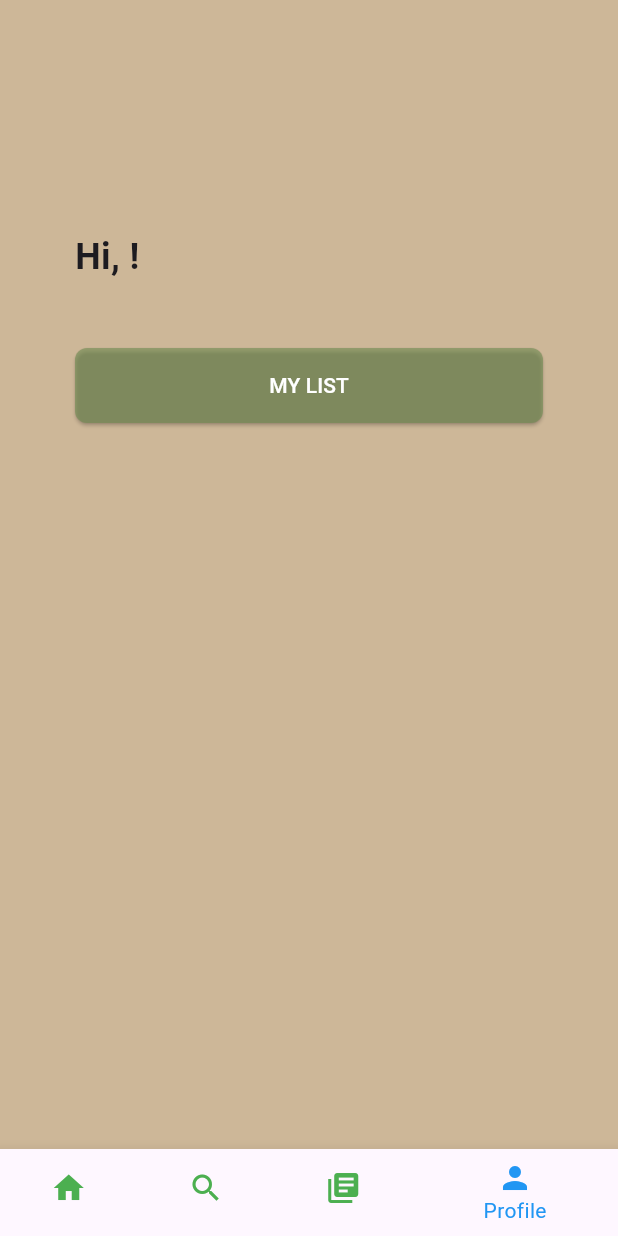
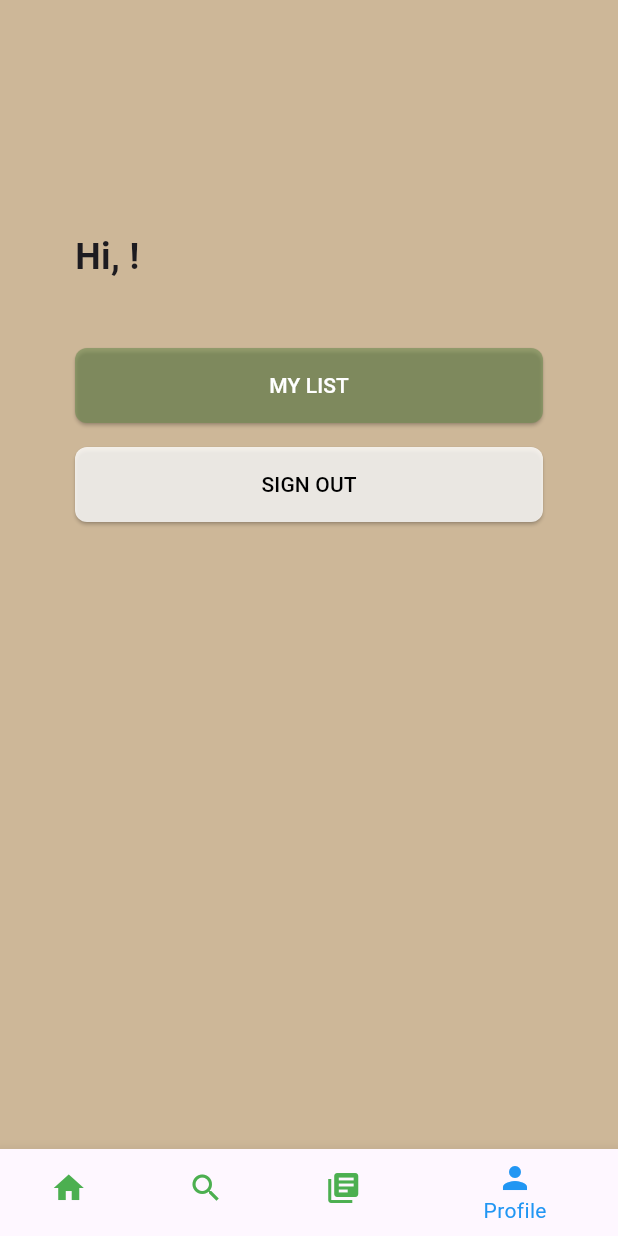
Before and after one commit to hoanganhnguyen1198/auslan_translator_app, a Flutter app: the UserScreen screen opened by its route, on a phone screen of 412 x 824 dp. Run offline on Flutter 3.47's test engine with Material 3 defaults, Android fonts, the phone set to English and light mode, and no system bars; our stand-ins replace cloud_firestore, firebase_auth, firebase_core, sizer, video_player; accounts and stored records are empty; project files that could hold a hidden picture were left out.

Commit message:
add sign out function

```diff
--- a/lib/screens/userScreen/user.dart
+++ b/lib/screens/userScreen/user.dart
@@ -31,6 +31,11 @@ class _UserScreenState extends State<UserScreen> {
     }
   }
 
+  Future<void> _signOut() async {
+    await FirebaseAuth.instance.signOut();
+    Navigator.pushReplacementNamed(context, '/login');
+  }
+
   @override
   Widget build(BuildContext context) {
     return Scaffold(
@@ -58,6 +63,23 @@ class _UserScreenState extends State<UserScreen> {
                   style: ElevatedButton.styleFrom(
                     backgroundColor: Color(0xFF6f8c51).withOpacity(0.6),
                     foregroundColor: Colors.white,
+                    shape: RoundedRectangleBorder(
+                      borderRadius: BorderRadius.circular(8.0),
+                    ),
+                    padding: EdgeInsets.symmetric(vertical: 15.0),
+                    minimumSize: Size(double.infinity, 50),
+                  ),
+                ),
+                                SizedBox(height: 16),  // Space between buttons
+                // Sign Out Button
+                ElevatedButton(
+                  onPressed: () {
+                    _signOut();  // Call the sign out function
+                  },
+                  child: Text('SIGN OUT'),
+                  style: ElevatedButton.styleFrom(
+                    backgroundColor: Colors.white.withOpacity(0.8),  // Different color for sign out
+                    foregroundColor: Colors.black,
                     shape: RoundedRectangleBorder(
                       borderRadius: BorderRadius.circular(8.0),
                     ),
```
Also changed, not shown: 1 other file.
